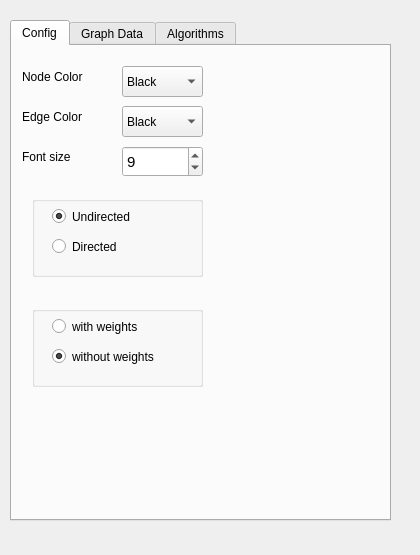
First picture: the form in graph_editor/tabwidget.ui, repository AleksDemakov/graph_editor, before the edit.
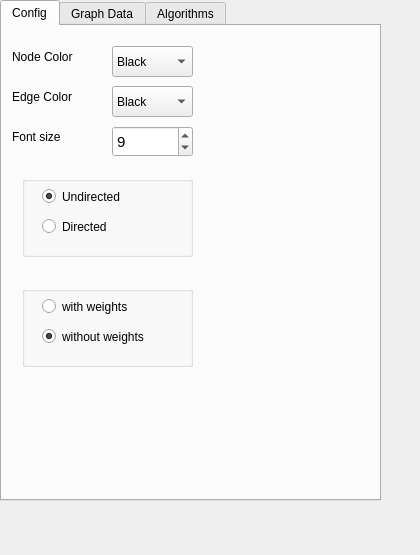
Second picture: the form after the edit.

Diff of the .ui file:
```diff
--- a/graph_editor/tabwidget.ui
+++ b/graph_editor/tabwidget.ui
@@ -16,8 +16,8 @@
   <widget class="QTabWidget" name="tabWidget">
    <property name="geometry">
     <rect>
-     <x>10</x>
-     <y>20</y>
+     <x>0</x>
+     <y>0</y>
      <width>381</width>
      <height>501</height>
     </rect>
```
